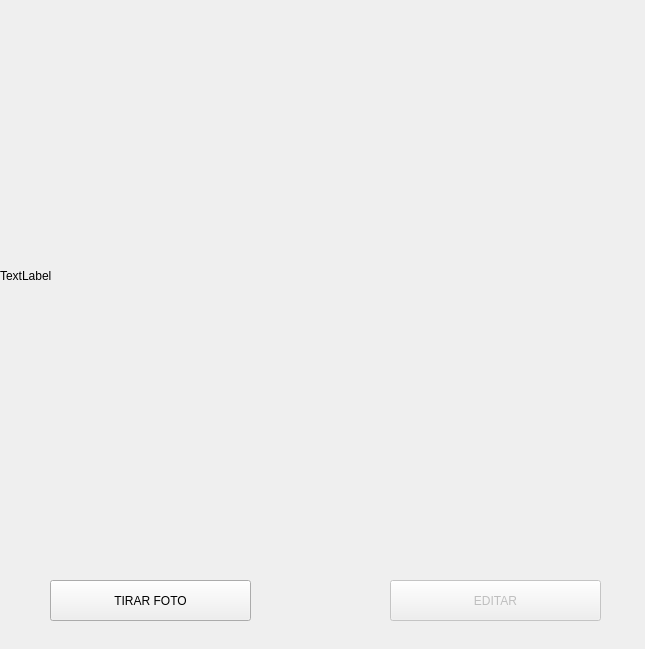
Old version of the form arquivos_ui/telatirarfoto.ui in the repository tulioaoki/sm_image_editor.
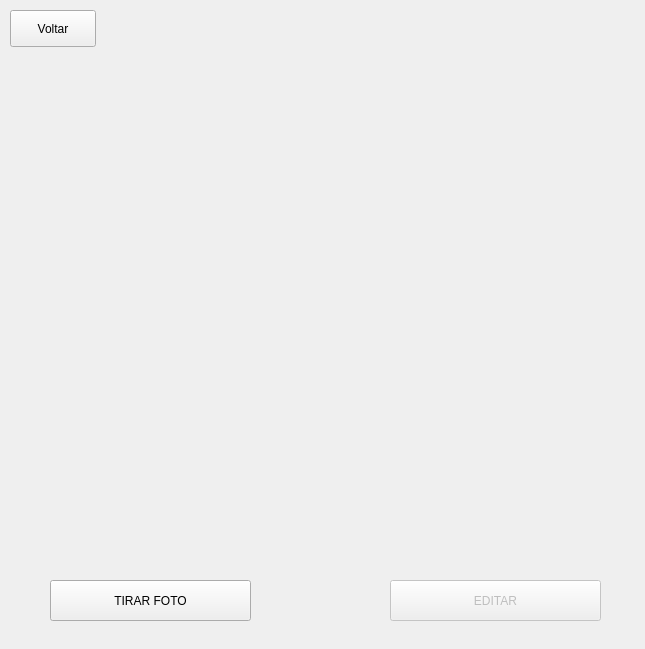
New version of the form.

Commit message: Tela inicial pega todas as fotos publicadas, adicionei os botoes de voltar na tela de edicao e de tirar foto

Diff of the .ui file:
```diff
--- a/arquivos_ui/telatirarfoto.ui
+++ b/arquivos_ui/telatirarfoto.ui
@@ -46,13 +46,26 @@
    <property name="geometry">
     <rect>
      <x>0</x>
-     <y>0</y>
+     <y>50</y>
      <width>651</width>
-     <height>551</height>
+     <height>511</height>
     </rect>
    </property>
    <property name="text">
-    <string>TextLabel</string>
+    <string/>
+   </property>
+  </widget>
+  <widget class="QPushButton" name="voltar">
+   <property name="geometry">
+    <rect>
+     <x>10</x>
+     <y>10</y>
+     <width>86</width>
+     <height>37</height>
+    </rect>
+   </property>
+   <property name="text">
+    <string>Voltar</string>
    </property>
   </widget>
  </widget>
```
The commit also changes 24 other files.
